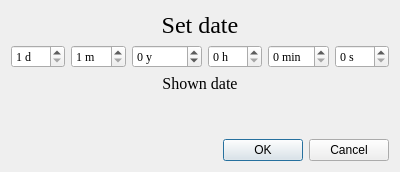
Qt form setdate.ui (HTalarmo/dnd-calendar) before a commit.
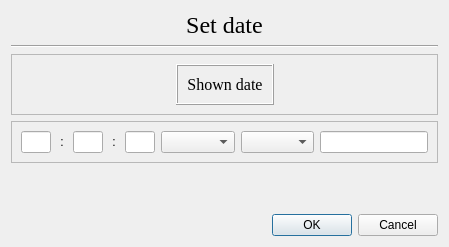
The same form after that commit.

Commit message: Fixed setdate's looks a bit

Patch:
```diff
--- a/setdate.ui
+++ b/setdate.ui
@@ -6,8 +6,8 @@
    <rect>
     <x>0</x>
     <y>0</y>
-    <width>400</width>
-    <height>172</height>
+    <width>449</width>
+    <height>247</height>
    </rect>
   </property>
   <property name="windowTitle">
@@ -31,155 +31,209 @@
     </widget>
    </item>
    <item>
-    <layout class="QHBoxLayout" name="horizontalLayout_2">
-     <item>
-      <widget class="QSpinBox" name="day_box">
-       <property name="minimumSize">
-        <size>
-         <width>0</width>
-         <height>0</height>
-        </size>
-       </property>
-       <property name="font">
-        <font>
-         <family>Georgia</family>
-        </font>
-       </property>
-       <property name="suffix">
-        <string> d</string>
-       </property>
-       <property name="minimum">
-        <number>1</number>
-       </property>
-       <property name="maximum">
-        <number>303</number>
-       </property>
-      </widget>
-     </item>
-     <item>
-      <widget class="QSpinBox" name="month_box">
-       <property name="minimumSize">
-        <size>
-         <width>0</width>
-         <height>0</height>
-        </size>
-       </property>
-       <property name="font">
-        <font>
-         <family>Georgia</family>
-        </font>
-       </property>
-       <property name="suffix">
-        <string> m</string>
-       </property>
-       <property name="minimum">
-        <number>1</number>
-       </property>
-      </widget>
-     </item>
-     <item>
-      <widget class="QSpinBox" name="year_box">
-       <property name="minimumSize">
-        <size>
-         <width>0</width>
-         <height>0</height>
-        </size>
-       </property>
-       <property name="font">
-        <font>
-         <family>Georgia</family>
-        </font>
-       </property>
-       <property name="suffix">
-        <string> y</string>
-       </property>
-       <property name="minimum">
-        <number>-10000</number>
-       </property>
-       <property name="maximum">
-        <number>10000</number>
-       </property>
-      </widget>
-     </item>
-     <item>
-      <widget class="QSpinBox" name="hour_box">
-       <property name="minimumSize">
-        <size>
-         <width>0</width>
-         <height>0</height>
-        </size>
-       </property>
-       <property name="font">
-        <font>
-         <family>Georgia</family>
-        </font>
-       </property>
-       <property name="suffix">
-        <string> h</string>
-       </property>
-       <property name="maximum">
-        <number>23</number>
-       </property>
-      </widget>
-     </item>
-     <item>
-      <widget class="QSpinBox" name="minute_box">
-       <property name="minimumSize">
-        <size>
-         <width>0</width>
-         <height>0</height>
-        </size>
-       </property>
-       <property name="font">
-        <font>
-         <family>Georgia</family>
-        </font>
-       </property>
-       <property name="suffix">
-        <string> min</string>
-       </property>
-       <property name="maximum">
-        <number>59</number>
-       </property>
-      </widget>
-     </item>
-     <item>
-      <widget class="QSpinBox" name="second_box">
-       <property name="minimumSize">
-        <size>
-         <width>0</width>
-         <height>0</height>
-        </size>
-       </property>
-       <property name="font">
-        <font>
-         <family>Georgia</family>
-        </font>
-       </property>
-       <property name="suffix">
-        <string> s</string>
-       </property>
-       <property name="maximum">
-        <number>59</number>
-       </property>
-      </widget>
-     </item>
-    </layout>
+    <widget class="Line" name="line">
+     <property name="orientation">
+      <enum>Qt::Horizontal</enum>
+     </property>
+    </widget>
    </item>
    <item>
-    <widget class="QLabel" name="date_preview">
-     <property name="font">
-      <font>
-       <family>Georgia</family>
-       <pointsize>12</pointsize>
-      </font>
+    <widget class="QFrame" name="frame">
+     <property name="frameShape">
+      <enum>QFrame::StyledPanel</enum>
      </property>
-     <property name="text">
-      <string>Shown date</string>
+     <property name="frameShadow">
+      <enum>QFrame::Raised</enum>
      </property>
-     <property name="alignment">
-      <set>Qt::AlignCenter</set>
+     <layout class="QHBoxLayout" name="horizontalLayout">
+      <item>
+       <spacer name="horizontalSpacer">
+        <property name="orientation">
+         <enum>Qt::Horizontal</enum>
+        </property>
+        <property name="sizeHint" stdset="0">
+         <size>
+          <width>40</width>
+          <height>20</height>
+         </size>
+        </property>
+       </spacer>
+      </item>
+      <item>
+       <widget class="QFrame" name="frame_2">
+        <property name="frameShape">
+         <enum>QFrame::Box</enum>
+        </property>
+        <property name="frameShadow">
+         <enum>QFrame::Raised</enum>
+        </property>
+        <layout class="QGridLayout" name="gridLayout">
+         <item row="0" column="0">
+          <widget class="QLabel" name="date_preview">
+           <property name="font">
+            <font>
+             <family>Georgia</family>
+             <pointsize>12</pointsize>
+            </font>
+           </property>
+           <property name="text">
+            <string>Shown date</string>
+           </property>
+           <property name="alignment">
+            <set>Qt::AlignCenter</set>
+           </property>
+          </widget>
+         </item>
+        </layout>
+       </widget>
+      </item>
+      <item>
+       <spacer name="horizontalSpacer_2">
+        <property name="orientation">
+         <enum>Qt::Horizontal</enum>
+        </property>
+        <property name="sizeHint" stdset="0">
+         <size>
+          <width>40</width>
+          <height>20</height>
+         </size>
+        </property>
+       </spacer>
+      </item>
+     </layout>
+     <zorder>date_preview</zorder>
+     <zorder>frame_2</zorder>
+     <zorder>horizontalSpacer</zorder>
+     <zorder>horizontalSpacer_2</zorder>
+    </widget>
+   </item>
+   <item>
+    <widget class="QFrame" name="frame_3">
+     <property name="frameShape">
+      <enum>QFrame::StyledPanel</enum>
      </property>
+     <property name="frameShadow">
+      <enum>QFrame::Raised</enum>
+     </property>
+     <layout class="QHBoxLayout" name="horizontalLayout_2">
+      <item>
+       <widget class="QLineEdit" name="hour">
+        <property name="sizePolicy">
+         <sizepolicy hsizetype="Minimum" vsizetype="Fixed">
+          <horstretch>0</horstretch>
+          <verstretch>0</verstretch>
+         </sizepolicy>
+        </property>
+        <property name="maximumSize">
+         <size>
+          <width>30</width>
+          <height>16777215</height>
+         </size>
+        </property>
+        <property name="alignment">
+         <set>Qt::AlignRight|Qt::AlignTrailing|Qt::AlignVCenter</set>
+        </property>
+       </widget>
+      </item>
+      <item>
+       <widget class="QLabel" name="label_2">
+        <property name="sizePolicy">
+         <sizepolicy hsizetype="Minimum" vsizetype="Preferred">
+          <horstretch>0</horstretch>
+          <verstretch>0</verstretch>
+         </sizepolicy>
+        </property>
+        <property name="maximumSize">
+         <size>
+          <width>10</width>
+          <height>16777215</height>
+         </size>
+        </property>
+        <property name="text">
+         <string>:</string>
+        </property>
+        <property name="alignment">
+         <set>Qt::AlignCenter</set>
+        </property>
+       </widget>
+      </item>
+      <item>
+       <widget class="QLineEdit" name="min">
+        <property name="sizePolicy">
+         <sizepolicy hsizetype="Minimum" vsizetype="Fixed">
+          <horstretch>0</horstretch>
+          <verstretch>0</verstretch>
+         </sizepolicy>
+        </property>
+        <property name="maximumSize">
+         <size>
+          <width>30</width>
+          <height>16777215</height>
+         </size>
+        </property>
+        <property name="alignment">
+         <set>Qt::AlignRight|Qt::AlignTrailing|Qt::AlignVCenter</set>
+        </property>
+       </widget>
+      </item>
+      <item>
+       <widget class="QLabel" name="label_3">
+        <property name="sizePolicy">
+         <sizepolicy hsizetype="Minimum" vsizetype="Preferred">
+          <horstretch>0</horstretch>
+          <verstretch>0</verstretch>
+         </sizepolicy>
+        </property>
+        <property name="maximumSize">
+         <size>
+          <width>10</width>
+          <height>16777215</height>
+         </size>
+        </property>
+        <property name="text">
+         <string>:</string>
+        </property>
+        <property name="alignment">
+         <set>Qt::AlignCenter</set>
+        </property>
+       </widget>
+      </item>
+      <item>
+       <widget class="QLineEdit" name="sec">
+        <property name="sizePolicy">
+         <sizepolicy hsizetype="Minimum" vsizetype="Fixed">
+          <horstretch>0</horstretch>
+          <verstretch>0</verstretch>
+         </sizepolicy>
+        </property>
+        <property name="maximumSize">
+         <size>
+          <width>30</width>
+          <height>16777215</height>
+         </size>
+        </property>
+        <property name="alignment">
+         <set>Qt::AlignRight|Qt::AlignTrailing|Qt::AlignVCenter</set>
+        </property>
+       </widget>
+      </item>
+      <item>
+       <widget class="QComboBox" name="day"/>
+      </item>
+      <item>
+       <widget class="QComboBox" name="month"/>
+      </item>
+      <item>
+       <widget class="QLineEdit" name="year">
+        <property name="sizePolicy">
+         <sizepolicy hsizetype="Minimum" vsizetype="Fixed">
+          <horstretch>0</horstretch>
+          <verstretch>0</verstretch>
+         </sizepolicy>
+        </property>
+       </widget>
+      </item>
+     </layout>
     </widget>
    </item>
    <item>
@@ -195,9 +249,6 @@
      </property>
     </spacer>
    </item>
-   <item>
-    <layout class="QHBoxLayout" name="horizontalLayout"/>
-   </item>
    <item>
     <widget class="QDialogButtonBox" name="buttonBox">
      <property name="standardButtons">
```
The commit also changes 2 other files.
